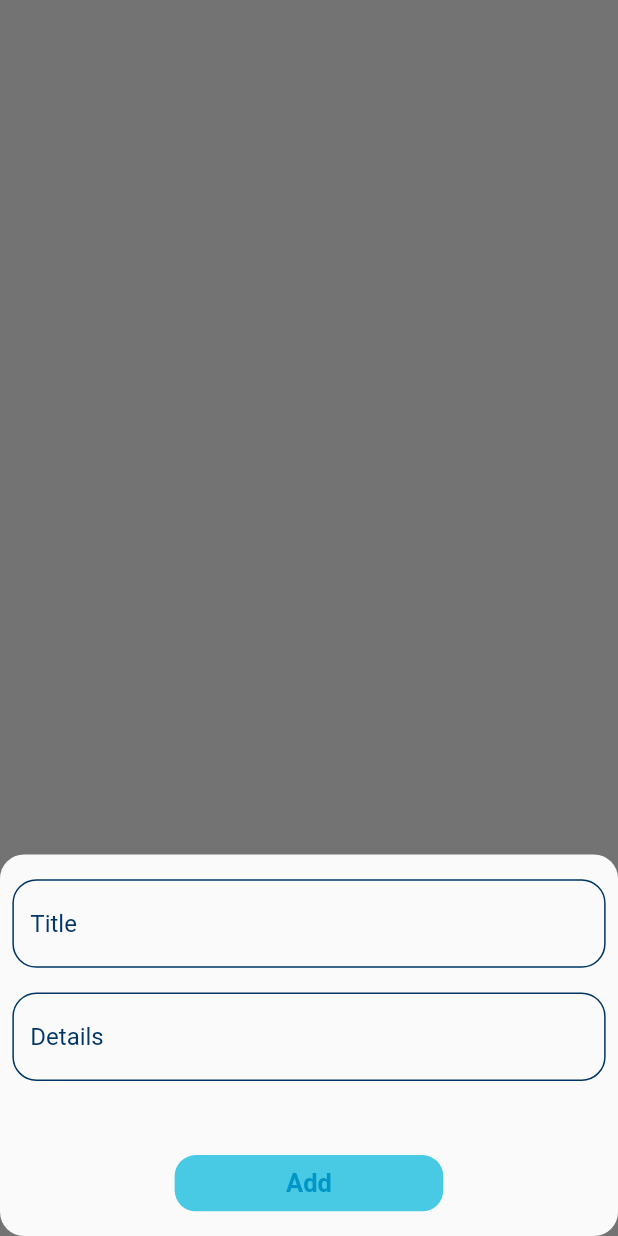
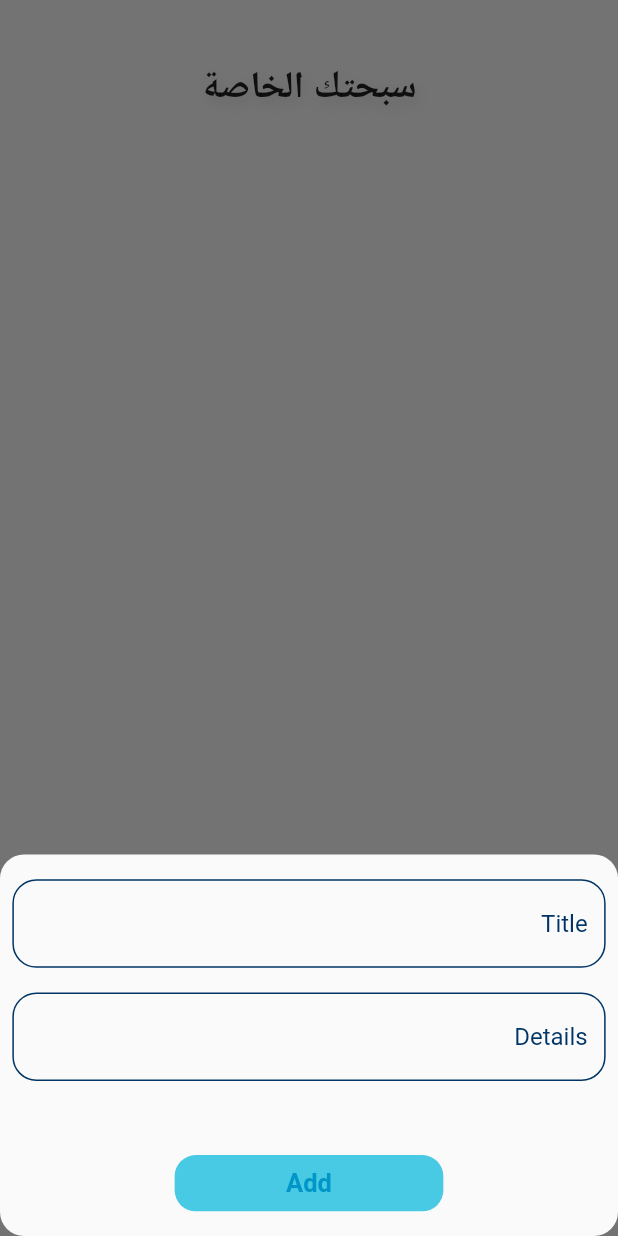
Before and after one commit to mostafaramadanhamed/azkar, a Flutter app: the Seb7aScreen screen opened directly, after a tap on the "add" icon, on a phone screen of 412 x 824 dp. Run offline on Flutter 3.47's test engine with Material 2 defaults, Android fonts, the phone set to English and light mode, and no system bars; our stand-ins replace flutter_bloc, hive, hive_flutter; accounts and stored records are empty; generated files the repository leaves out were written again; network calls fail.

```diff
--- a/lib/main.dart
+++ b/lib/main.dart
@@ -10,8 +10,9 @@ import 'package:hive_flutter/adapters.dart';
 
 void main() async {
   await Hive.initFlutter();
+  Hive.registerAdapter(AzkarModelAdapter());
   await Hive.openBox<AzkarModel>(AppString.kBoxName);
-  Hive.registerAdapter(AzkarModelAdapter());
+
   runApp(const MyApp());
 }
 
--- a/lib/presentation/screens/seb7a.dart
+++ b/lib/presentation/screens/seb7a.dart
@@ -1,4 +1,5 @@
 import 'package:azkar/presentation/widget/add_bottom_sheet.dart';
+import 'package:azkar/presentation/widget/azkar_view_body.dart';
 import 'package:flutter/material.dart';
 
 class Seb7aScreen extends StatelessWidget {
@@ -16,11 +17,14 @@ class Seb7aScreen extends StatelessWidget {
               ),
               context: context,
               builder: (context){
-            return AddNoteBottomSheet() ;
+            return const Directionality(
+              textDirection: TextDirection.rtl,
+                child: AddNoteBottomSheet()) ;
           });
         },
-        child: Icon(Icons.add),
+        child: const Icon(Icons.add),
       ),
+      body: const AzkarViewBody(),
     );
   }
 }
--- /dev/null
+++ b/lib/presentation/widget/azkar_list_view.dart
@@ -0,0 +1,35 @@
+import 'package:azkar/data/models/azkar_model.dart';
+import 'package:azkar/presentation/controller/azkar/azkar_cubit.dart';
+import 'package:azkar/presentation/controller/azkar/azkar_states.dart';
+import 'package:azkar/presentation/widget/azkar_item.dart';
+import 'package:flutter/material.dart';
+import 'package:flutter_bloc/flutter_bloc.dart';
+
+
+class AzkarListview  extends StatelessWidget {
+  const AzkarListview({Key? key}) : super(key: key);
+  @override
+  Widget build(BuildContext context) {
+    return BlocBuilder<AzkarCubit,AzkarState>(
+        builder: (context, state) {
+          List<AzkarModel>azkar=BlocProvider.of<AzkarCubit>(context).azkar!;
+          return Padding(
+            padding: const EdgeInsets.symmetric(vertical:16.0),
+            child: ListView.builder(
+              physics:const BouncingScrollPhysics(),
+              itemCount: azkar.length,
+              padding: EdgeInsets.zero,
+              itemBuilder:(context,index){
+                return  Padding(
+                  padding: const EdgeInsets.symmetric(vertical: 5.0),
+                  child: AzkarItem(
+                    azkar:azkar[index],
+                  ),
+                );
+              } ,
+            ),
+          );
+        }
+    );
+  }
+}
--- /dev/null
+++ b/lib/presentation/widget/azkar_view_body.dart
@@ -0,0 +1,46 @@
+import 'package:azkar/core/app_constant/app_strings.dart';
+import 'package:azkar/presentation/controller/azkar/azkar_cubit.dart';
+import 'package:azkar/presentation/widget/azkar_list_view.dart';
+import 'package:flutter/material.dart';
+import 'package:flutter_bloc/flutter_bloc.dart';
+class AzkarViewBody extends StatefulWidget {
+  const AzkarViewBody({Key? key}) : super(key: key);
+
+  @override
+  State<AzkarViewBody> createState() => _AzkarViewBodyState();
+}
+
+class _AzkarViewBodyState extends State<AzkarViewBody> {
+  @override
+  void initState(){
+    BlocProvider.of<AzkarCubit>(context).fetchAllAzkar();
+    super.initState();
+  }
+  @override
+  Widget build(BuildContext context) {
+    return Padding(
+      padding: const EdgeInsets.symmetric(horizontal: 24),
+      child: Column(
+        children:  [
+          SizedBox(
+            height: MediaQuery.of(context).size.height/20,
+          ),
+          const Text(AppString.azkark,
+            style: TextStyle(
+                fontSize: 25,
+                fontWeight: FontWeight.w600,
+                shadows: [
+                  Shadow(
+                      color: Color(0x19000000),
+                      blurRadius: 10.0,
+                      offset: Offset(2,4)
+                  ),
+                ]
+            ),) ,
+          const Expanded(
+              child:  AzkarListview()),
+        ],
+      ),
+    );
+  }
+}
--- a/lib/presentation/widget/button.dart
+++ b/lib/presentation/widget/button.dart
@@ -19,7 +19,7 @@ class Button extends StatelessWidget {
         //borderRadius: BorderRadius.circular(14),
           onTap:onTap,
           child:  isLoading ?const CircularProgressIndicator(color: Colors.black,):
-          Center(child:  Text('Add',style: TextStyle(
+          const Center(child:  Text('Add',style: TextStyle(
               color: AppColor.kPrimaryColor1,
               fontWeight: FontWeight.w600,
               fontSize: 17
```
Also changed, not shown: lib/presentation/screens/seb7a_counter.dart (added, +52 -0 lines), lib/presentation/widget/azkar_item.dart (+25 -11 lines).
